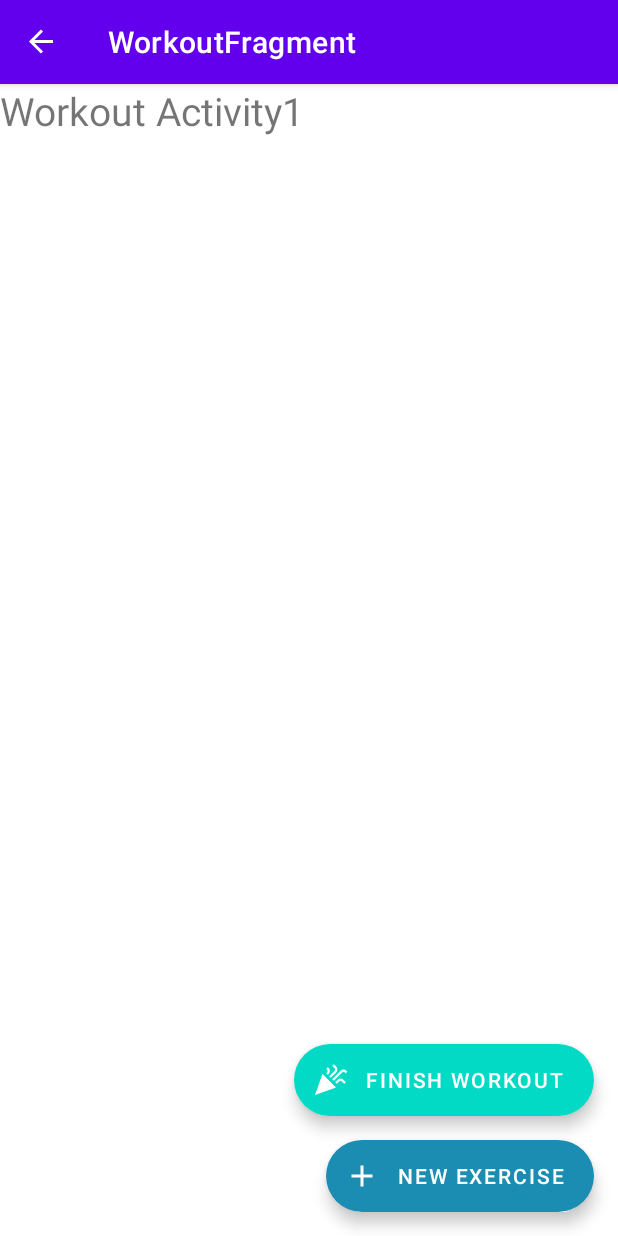
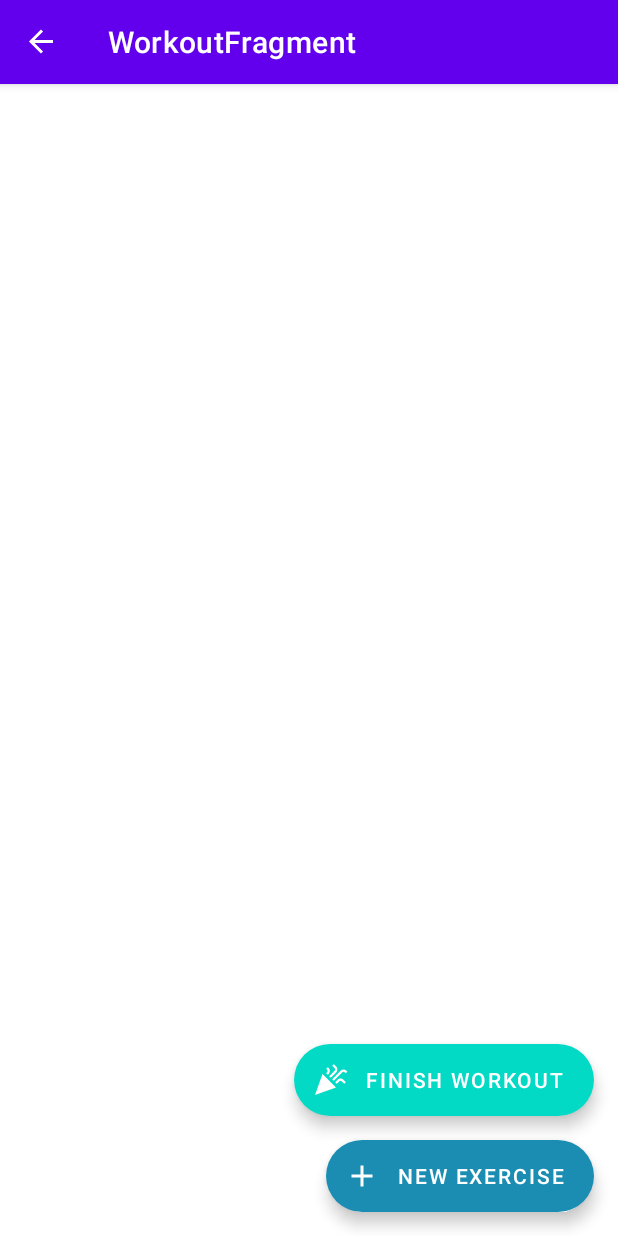
Before and after one commit to edwang09/fitnesslog, an Android app: the screen it shows after launch (MainActivity), after a tap on "MON", on a phone screen of 412 x 824 dp. Run offline under Robolectric (Android 15) with nearby library versions, the phone set to English and light mode, and no system bars; our stand-ins replace Room's generated code, navigation-ui, sdp/ssp sizes.

Commit message:
change workout layout, exercise choose from list, edit routine

```diff
--- a/app/src/main/java/com/example/fitnesslog/model/database/FitnessLogDao.java
+++ b/app/src/main/java/com/example/fitnesslog/model/database/FitnessLogDao.java
@@ -18,7 +18,7 @@ import java.util.List;
 
 @Dao
 public interface FitnessLogDao {
-    @Insert
+    @Insert(onConflict = OnConflictStrategy.REPLACE)
     long insertRoutine(Routine routine);
     @Insert
     void insertExercise(Exercise exercise);
--- a/app/src/main/java/com/example/fitnesslog/model/entities/Routine.java
+++ b/app/src/main/java/com/example/fitnesslog/model/entities/Routine.java
@@ -27,5 +27,9 @@ public class Routine {
         this.color = color;
         this.lastTrained = 0;
     }
-
+    public Routine() {
+        this.name = "";
+        this.type = "Mon";
+        this.color = 16339281;
+    }
 }
--- a/app/src/main/java/com/example/fitnesslog/view/adapters/RoutineAdapter.java
+++ b/app/src/main/java/com/example/fitnesslog/view/adapters/RoutineAdapter.java
@@ -52,7 +52,7 @@ public class RoutineAdapter extends RecyclerView.Adapter<RoutineAdapter.ViewHold
         holder.flBackground.setBackgroundColor(r.color);
         holder.tvRoutineTitle.setText(r.name);
         if (r.lastTrained != 0){
-            holder.tvRoutineSubtitle.setText("Last time Trained " + (new Date()).compareTo(new Date(r.lastTrained)) + " day ago");
+            holder.tvRoutineSubtitle.setText("Last time Trained " + ((new Date()).getTime()- (new Date(r.lastTrained)).getTime())/(1000*60*60 * 24) + " days ago");
         }else{
             holder.tvRoutineSubtitle.setText("You have never trained this routine yet.");
         }
@@ -74,6 +74,8 @@ public class RoutineAdapter extends RecyclerView.Adapter<RoutineAdapter.ViewHold
                     public boolean onMenuItemClick(MenuItem item) {
                         if (item.getItemId() == R.id.action_delete_routine){
                             fragment.deleteRoutine(r);
+                        } else if (item.getItemId() == R.id.action_edit_routine){
+                            fragment.editRoutine(r);
                         }
                         return true;
                     }
--- a/app/src/main/java/com/example/fitnesslog/view/fragments/BmiCalculatorFragment.java
+++ b/app/src/main/java/com/example/fitnesslog/view/fragments/BmiCalculatorFragment.java
@@ -101,6 +101,7 @@ public class BmiCalculatorFragment extends Fragment implements View.OnClickListe
         }
     }
     public void showBMIDialog(Float bmi, String explanation){
+        this.getView().clearFocus();
         AlertDialog.Builder builder = new AlertDialog.Builder(requireActivity());
         builder.setTitle("Your BMI is " + String.format("%.1f", bmi));
         builder.setIcon(R.drawable.ic_heart);
--- a/app/src/main/res/layout/fragment_workout.xml
+++ b/app/src/main/res/layout/fragment_workout.xml
@@ -14,17 +14,6 @@
             android:layout_width="match_parent"
             android:orientation="vertical">
 
-
-            <TextView
-                android:id="@+id/textView"
-                android:layout_width="match_parent"
-                android:layout_height="wrap_content"
-                android:text="Workout Activity"
-                app:layout_constraintBottom_toTopOf="@id/rv_exercise_list"
-                app:layout_constraintEnd_toEndOf="parent"
-                app:layout_constraintStart_toStartOf="parent"
-                app:layout_constraintTop_toTopOf="parent"
-                android:textSize="@dimen/_20sdp"/>
 
             <androidx.recyclerview.widget.RecyclerView
                 android:id="@+id/rv_exercise_list"
--- a/app/src/main/res/menu/routine_menu.xml
+++ b/app/src/main/res/menu/routine_menu.xml
@@ -1,6 +1,10 @@
 <?xml version="1.0" encoding="utf-8"?>
 <menu xmlns:android="http://schemas.android.com/apk/res/android">
 
+    <item
+        android:id="@+id/action_edit_routine"
+        android:title="Edit"
+        />
     <item
         android:id="@+id/action_delete_routine"
         android:title="Delete"
--- a/app/src/main/res/navigation/mobile_navigation.xml
+++ b/app/src/main/res/navigation/mobile_navigation.xml
@@ -49,6 +49,9 @@
             android:name="routineId"
             app:argType="integer"
             />
+        <action
+            android:id="@+id/action_workoutFragment_to_selectExerciseFragment"
+            app:destination="@id/selectExerciseFragment" />
 
     </fragment>
     <fragment
@@ -59,4 +62,15 @@
         android:id="@+id/oneRmCalculatorFragment"
         android:name="com.example.fitnesslog.view.fragments.OneRmCalculatorFragment"
         android:label="OneRmCalculatorFragment" />
+    <fragment
+        android:id="@+id/selectExerciseFragment"
+        android:name="com.example.fitnesslog.view.fragments.SelectExerciseFragment"
+        android:label="fragment_select_exercise"
+        tools:layout="@layout/fragment_select_exercise">
+        <argument
+            android:name="routineId"
+            app:argType="integer"
+            />
+
+    </fragment>
 </navigation>
```
Also changed, not shown: app/src/main/java/com/example/fitnesslog/utils/Constants.java (+12 -0 lines), app/src/main/java/com/example/fitnesslog/utils/ExerciseItem.java (added, +10 -0 lines), app/src/main/java/com/example/fitnesslog/view/adapters/ExerciseAdapter.java (+4 -3 lines), app/src/main/java/com/example/fitnesslog/view/adapters/ExerciseItemAdapter.java (added, +74 -0 lines), app/src/main/java/com/example/fitnesslog/view/fragments/AllWorkoutFragment.java (+91 -10 lines), app/src/main/java/com/example/fitnesslog/view/fragments/SelectExerciseFragment.java (added, +72 -0 lines), app/src/main/java/com/example/fitnesslog/view/fragments/WorkoutFragment.java (+24 -19 lines), app/src/main/res/layout/fragment_select_exercise.xml (added, +13 -0 lines), app/src/main/res/layout/item_exercise_item.xml (added, +23 -0 lines), app/src/main/res/layout/item_exercise_layout.xml (+4 -6 lines).
